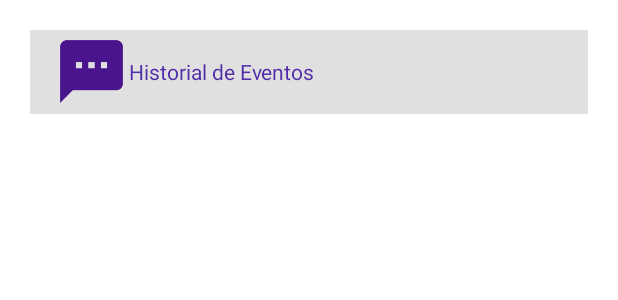
After one commit to JuanBalderas/RecoverApp, an Android app: the layout even_history.xml on its own in the app's theme, with its tools: preview values and no code run, on a phone screen of 412 x 824 dp. The commit adds this screen. Shown: the top 300 px of the screen. Run offline under Robolectric (Android 15) with nearby library versions, the phone set to English and light mode, and no system bars.

Commit message:
Auto stash before revert of "Avance de pantalla historial de eventos "

```diff
--- a/RecoverApp/app/build.gradle
+++ b/RecoverApp/app/build.gradle
@@ -17,6 +17,7 @@ android {
             proguardFiles getDefaultProguardFile('proguard-android.txt'), 'proguard-rules.pro'
         }
     }
+
 }
 
 dependencies {
@@ -26,5 +27,8 @@ dependencies {
     })
     compile 'com.android.support:appcompat-v7:26.+'
     compile 'com.android.support.constraint:constraint-layout:1.0.2'
+
     testCompile 'junit:junit:4.12'
+    implementation 'com.android.support:cardview-v7:27.0.2'
+
 }
--- /dev/null
+++ b/RecoverApp/app/src/main/java/com/coffesoftware/recoverapp/even_history.java
@@ -0,0 +1,10 @@
+package com.coffesoftware.recoverapp;
+
+import android.app.Activity;
+
+/**
+ * Created by fernando on 10/12/17.
+ */
+
+public class even_history extends Activity {
+}
--- /dev/null
+++ b/RecoverApp/app/src/main/res/layout/even_history.xml
@@ -0,0 +1,43 @@
+<?xml version="1.0" encoding="utf-8"?>
+<LinearLayout xmlns:android="http://schemas.android.com/apk/res/android"
+    xmlns:app="http://schemas.android.com/apk/res-auto"
+    xmlns:tools="http://schemas.android.com/tools"
+    android:layout_width="match_parent"
+    android:layout_height="match_parent"
+    android:orientation="vertical"
+    android:padding="20dp"
+    tools:context="com.coffesoftware.recoverapp.even_history">
+
+    <android.support.v7.widget.Toolbar
+        android:id="@+id/tool"
+        android:layout_width="match_parent"
+        android:layout_height="wrap_content"
+        android:background="#E0E0E0">
+        <LinearLayout
+            android:orientation="horizontal"
+            android:layout_width="match_parent"
+            android:layout_height="wrap_content">
+            <ImageView
+                android:src="@drawable/sms"
+                android:layout_width="50dp"
+                android:layout_height="50dp"
+                android:contentDescription="@string/imagen_de_la_toolbar" />
+            <LinearLayout
+                android:layout_gravity="center_vertical"
+                android:orientation="vertical"
+                android:layout_width="match_parent"
+                android:layout_height="wrap_content"
+                >
+                <TextView
+                    android:textColor="?android:attr/textColorPrimary"
+                    android:text="Historial de Eventos"
+                    android:layout_width="match_parent"
+                    android:layout_height="wrap_content" />
+
+            </LinearLayout>
+        </LinearLayout>
+    </android.support.v7.widget.Toolbar>
+
+
+
+</LinearLayout>
--- a/RecoverApp/app/src/main/res/values/strings.xml
+++ b/RecoverApp/app/src/main/res/values/strings.xml
@@ -15,6 +15,9 @@
     <string name="files">Archivos</string>
     <string name="registrate">¿No tienes una cuenta?Regístrate</string>
     <string name="no_tienes_cuenta_registrate">¿No tienes cuenta? REGISTRATE</string>
+    <string name="imagen_sms">imagen sms</string>
+    <string name="historial_de_eventos">Historial de Eventos</string>
+    <string name="imagen_de_la_toolbar">imagen de la toolbar</string>
 
 
 </resources>
--- a/RecoverApp/build.gradle
+++ b/RecoverApp/build.gradle
@@ -3,6 +3,7 @@
 buildscript {
     repositories {
         jcenter()
+        google()
     }
     dependencies {
         classpath 'com.android.tools.build:gradle:3.0.1'
@@ -15,6 +16,8 @@ buildscript {
 allprojects {
     repositories {
         jcenter()
+        google()
+
     }
 }
 
```
Also changed, not shown: RecoverApp/app/src/main/res/drawable/sms.png (added).
